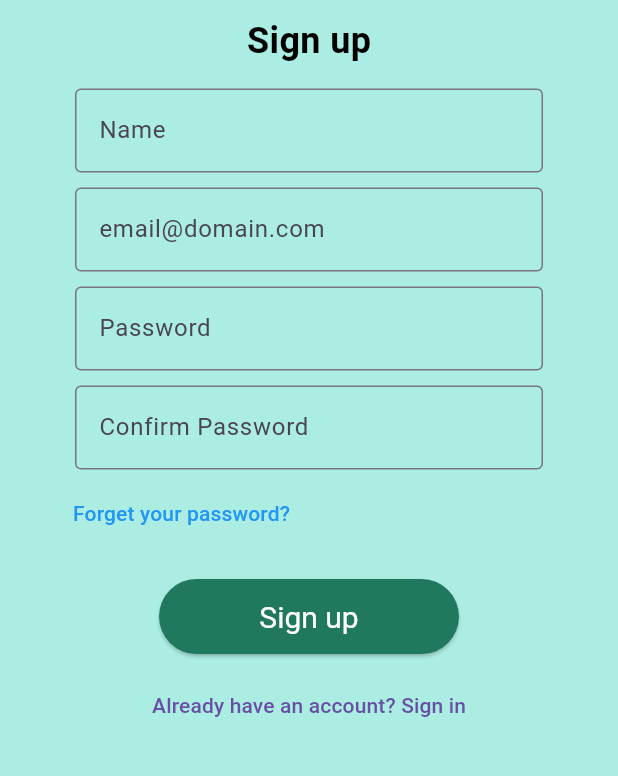
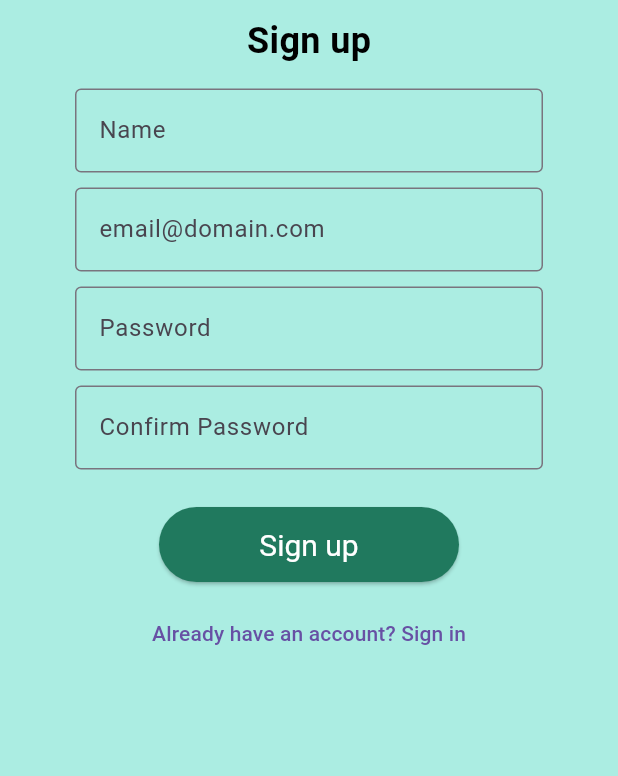
Before and after one commit to codebreaker64/Orbital, a Flutter app: the screen it shows after launch, after a tap on "Don't have an account? Sign up", on a phone screen of 412 x 824 dp, the part 330-1106 px from its top. Run offline on Flutter 3.47's test engine with Material 3 defaults, Android fonts, the light colour scheme and no system bars; our stand-ins replace carousel_slider, supabase_flutter; accounts and stored records are empty; network calls fail.

Commit message:
link forgotpassword page and get rid of forgot password link in sign up page

```diff
--- a/orbital/lib/pages/LoginPage.dart
+++ b/orbital/lib/pages/LoginPage.dart
@@ -1,5 +1,6 @@
 import 'package:flutter/material.dart';
 import 'package:orbital/pages/dashboard.dart';
+import 'package:orbital/pages/forgot_password.dart';
 import 'package:supabase_flutter/supabase_flutter.dart';
 import 'signup.dart'; // Ensure you have the signup page
 // Ensure you have a home page
@@ -113,13 +114,16 @@ class _LoginPageState extends State<LoginPage> {
                   ),
                 ),
               ),
-              Padding(
-                padding: const EdgeInsets.only(top: 10, right: 168),
+              TextButton(
+                onPressed: () {
+                  Navigator.push(
+                    context,
+                    MaterialPageRoute(builder: (context) => ForgotPassword())
+                    );
+                },
                 child: Text(
-                  'Forget your password?',
-                  textAlign: TextAlign.left,
-                ),
-              ),
+                  "Forgot your password?",
+                  style: TextStyle(color: Colors.blue))),
               Padding(
                 padding: const EdgeInsets.only(top: 20),
                 child: ElevatedButton(
--- a/orbital/lib/pages/signup.dart
+++ b/orbital/lib/pages/signup.dart
@@ -125,26 +125,6 @@ class _SignupState extends State<Signup> {
                   ),
                 ),
               ),
-              // Forget password text button
-              Padding(
-                padding: const EdgeInsets.only(top: 0, right: 170),
-                child: Align(
-                  child: TextButton(
-                    onPressed: () {
-                      Navigator.push(
-                        context,
-                        MaterialPageRoute(
-                          builder: (context) => LoginPage(),
-                        ),
-                      );
-                    },
-                    child: Text(
-                      'Forget your password?',
-                      style: TextStyle(color: Colors.blue),
-                    ),
-                  ),
-                ),
-              ),
               // Signup button
               Padding(
                 padding: const EdgeInsets.only(top: 20),
```
